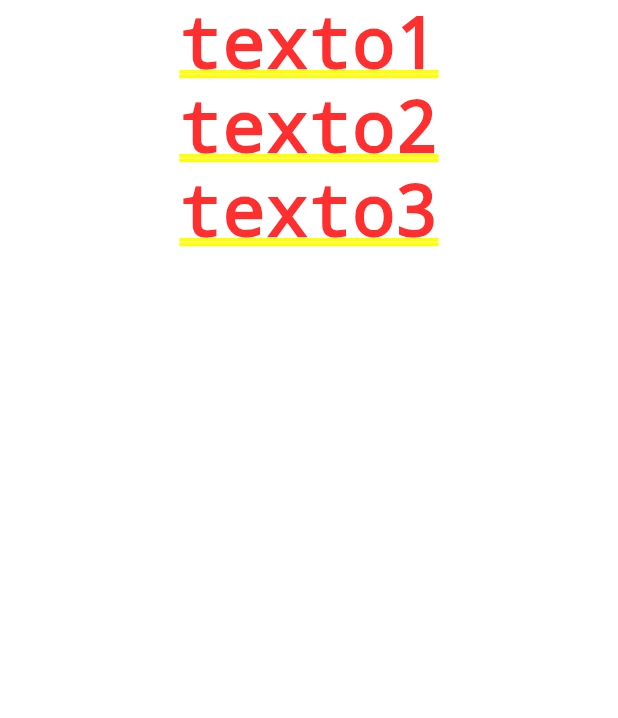
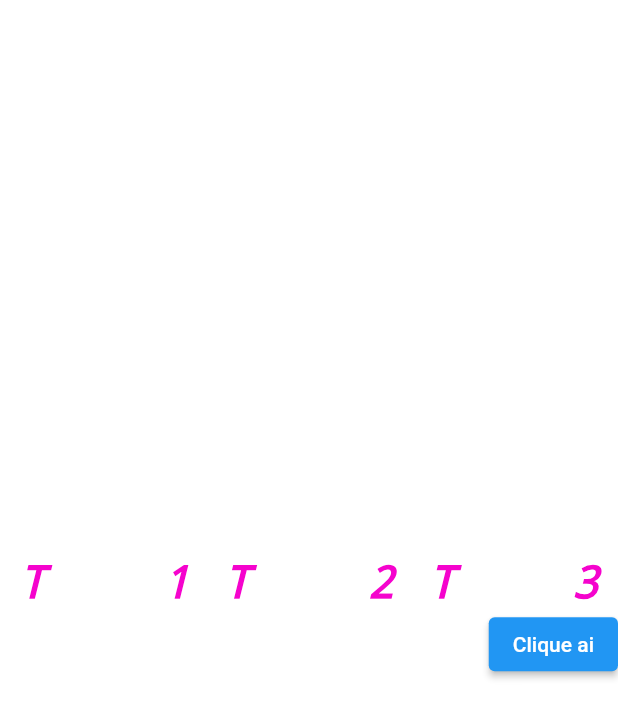
Before and after one commit to julywerneck/lddm, a Flutter app: the screen it shows after launch, on a phone screen of 412 x 824 dp. Shown: the top 718 px of the screen. Run offline on Flutter 3.47's test engine with Material 2 defaults, Android fonts, the phone set to English and light mode, and no system bars.

Commit message:
adding container

```diff
--- a/app_widget/lib/main.dart
+++ b/app_widget/lib/main.dart
@@ -1,11 +1,11 @@
 import 'package:flutter/material.dart';
 
 void main() {
-  runApp(MaterialApp(home: const MyApp());
+  runApp(const MaterialApp(home: MyApp()));
 }
 
 class MyApp extends StatefulWidget {
-  const MyApp({ Key? key }) : super(key: key);
+  const MyApp({Key? key}) : super(key: key);
 
   @override
   State<MyApp> createState() => _MyAppState();
@@ -14,8 +14,34 @@ class MyApp extends StatefulWidget {
 class _MyAppState extends State<MyApp> {
   @override
   Widget build(BuildContext context) {
-    return Column(
-      children: [Text("texto1"), Text("texto2"), Text("texto3")],
-    );
+    return Container(
+        child: Column(
+      children: [
+        Row(
+          children: [
+            formatarTexto("T 1"),
+            formatarTexto("T 2"),
+            formatarTexto("T 3"),
+          ],
+          mainAxisAlignment: MainAxisAlignment.spaceEvenly,
+          crossAxisAlignment: CrossAxisAlignment.center,
+        ),
+        ElevatedButton(onPressed: () {}, child: const Text("Clique ai"))
+      ],
+      crossAxisAlignment: CrossAxisAlignment.end,
+      mainAxisAlignment: MainAxisAlignment.center,
+    ));
+  }
+
+  formatarTexto(String valor) {
+    return Text(valor,
+        style: const TextStyle(
+            fontSize: 30,
+            color: Color.fromARGB(255, 245, 3, 205),
+            fontStyle: FontStyle.italic,
+            fontWeight: FontWeight.bold,
+            letterSpacing: 20,
+            wordSpacing: 20,
+            decoration: TextDecoration.none));
   }
 }
```
